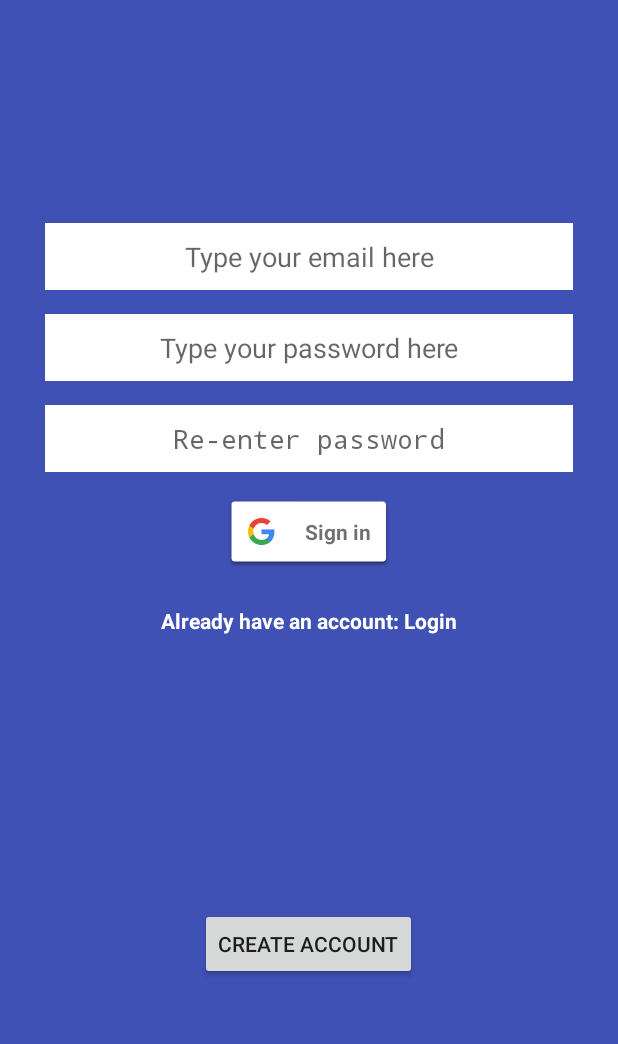
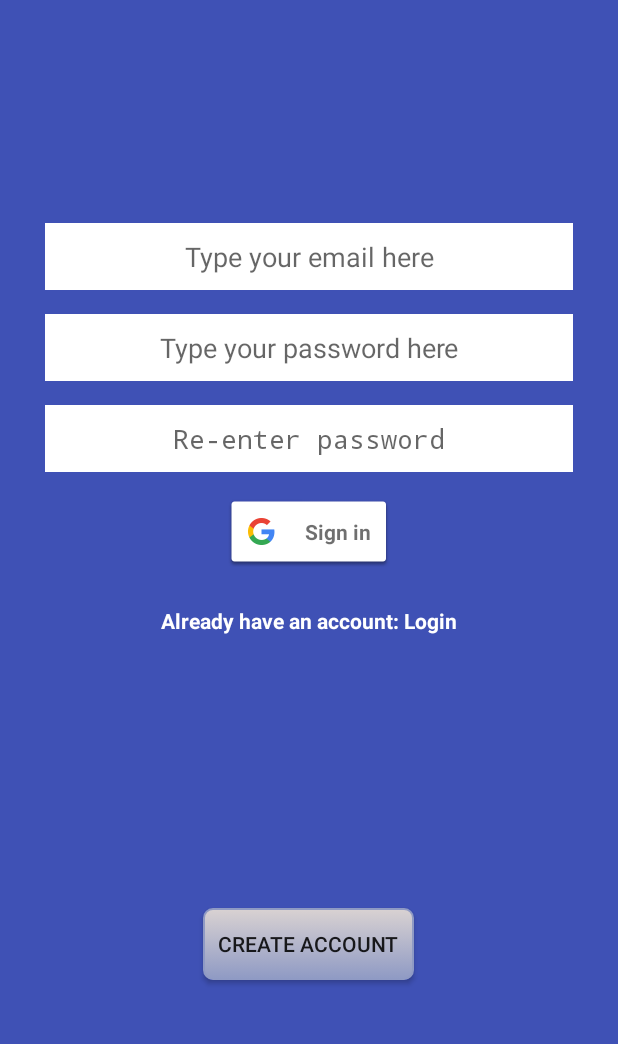
Before and after one commit to sam321pbs/Stuck, an Android app: the StuckSignUpActivity screen opened directly, with no data from a screen before it, on a phone screen of 412 x 824 dp, the part 181-1225 px from its top. Run offline under Robolectric (Android 15) with nearby library versions, the phone set to English and light mode, and no system bars; our stand-ins replace ButterKnife; libraries missing offline, so code that uses them is left out: com.firebase.client.

```diff
--- a/app/src/main/AndroidManifest.xml
+++ b/app/src/main/AndroidManifest.xml
@@ -24,7 +24,8 @@ The ACCESS_COARSE/FINE_LOCATION permissions are not required to use
             android:theme="@style/AppTheme">
         <activity
                 android:name=".activities.StuckMainListActivity"
-                android:screenOrientation="portrait">
+                android:screenOrientation="portrait"
+                android:launchMode="singleTop">
 
             <intent-filter>
                 <action android:name="android.intent.action.MAIN"/>
--- a/app/src/main/java/com/example/sammengistu/stuck/StuckConstants.java
+++ b/app/src/main/java/com/example/sammengistu/stuck/StuckConstants.java
@@ -31,6 +31,7 @@ public class StuckConstants {
     public static final String COLUMN_MOST_RECENT_POST = "most_recent";
     public static final String FALSE = "false";
     public static final String TRUE = "true";
+    public static final String USER_MADE_OFFLINE_POST = "User made offline post";
 
 
     public static String FIREBASE_URL = BuildConfig.UNIQUE_FIREBASE_ROOT_URL;
--- a/app/src/main/java/com/example/sammengistu/stuck/activities/StuckLoginActivity.java
+++ b/app/src/main/java/com/example/sammengistu/stuck/activities/StuckLoginActivity.java
@@ -161,7 +161,7 @@ public class StuckLoginActivity extends AppCompatActivity {
                         SharedPreferences.Editor editor = pref.edit();
                         //on the login store the login
                         editor.putString(StuckConstants.KEY_ENCODED_EMAIL,
-                            mEmailEditText.getText().toString());
+                            StuckSignUpActivity.encodeEmail(mEmailEditText.getText().toString()));
 
                         editor.putString(StuckConstants.PROVIDER,
                             StuckConstants.SHARED_PREFERENCE_PASSWORD);
--- a/app/src/main/java/com/example/sammengistu/stuck/activities/StuckSignUpActivity.java
+++ b/app/src/main/java/com/example/sammengistu/stuck/activities/StuckSignUpActivity.java
@@ -94,7 +94,7 @@ public class StuckSignUpActivity extends AppCompatActivity {
             .getSharedPreferences(StuckConstants.SHARED_PREFRENCE_USER, 0);
         SharedPreferences.Editor editor = pref.edit();
         //on the login store the login
-        editor.putString(StuckConstants.KEY_ENCODED_EMAIL, email);
+        editor.putString(StuckConstants.KEY_ENCODED_EMAIL, encodeEmail(email));
         editor.putString(StuckConstants.PROVIDER,
             StuckConstants.SHARED_PREFRENCE_PROVIDER_TYPE_PASSWORD);
         editor.apply();
--- /dev/null
+++ b/app/src/main/res/drawable/login_button.xml
@@ -0,0 +1,38 @@
+<?xml version="1.0" encoding="utf-8"?>
+<selector xmlns:android="http://schemas.android.com/apk/res/android">
+
+    <item android:state_pressed="true" >
+        <shape>
+            <solid
+                    android:color="@color/buttonStartCol" />
+            <stroke
+                    android:width="1dp"
+                    android:color="@color/buttonEndCol" />
+            <corners
+                    android:radius="6dp" />
+            <padding
+                    android:left="10dp"
+                    android:top="10dp"
+                    android:right="10dp"
+                    android:bottom="10dp" />
+        </shape>
+    </item>
+    <item>
+        <shape>
+            <gradient
+                    android:startColor="@color/buttonStartCol"
+                    android:endColor="@color/buttonEndCol"
+                    android:angle="270" />
+            <stroke
+                    android:width="1dp"
+                    android:color="@color/buttonEndCol" />
+            <corners
+                    android:radius="6dp" />
+            <padding
+                    android:left="10dp"
+                    android:top="10dp"
+                    android:right="10dp"
+                    android:bottom="10dp" />
+        </shape>
+    </item>
+</selector>
--- a/app/src/main/res/layout/activity_create_account.xml
+++ b/app/src/main/res/layout/activity_create_account.xml
@@ -41,6 +41,7 @@
     <Button android:id="@+id/create_account_button"
             android:layout_width="wrap_content"
             android:layout_height="wrap_content"
+            android:background="@drawable/login_button"
             android:layout_gravity="center_horizontal|bottom"
             android:layout_marginBottom="@dimen/login_sign_up_button_from_bottom"
             android:text="@string/create_account"/>
--- a/app/src/main/res/layout/activity_login.xml
+++ b/app/src/main/res/layout/activity_login.xml
@@ -53,6 +53,7 @@
 
     <Button
             android:id="@+id/login_button"
+            android:background="@drawable/login_button"
             android:layout_width="wrap_content"
             android:layout_height="wrap_content"
             android:layout_gravity="center_horizontal|bottom"
--- a/app/src/main/res/values/colors.xml
+++ b/app/src/main/res/values/colors.xml
@@ -6,4 +6,6 @@
     <color name="colorWhite">#ffffff</color>
     <color name="black">#000000</color>
     <color name="colorVoted">#64f46b</color>
+    <color name="buttonStartCol">#d9d2d2</color>
+    <color name="buttonEndCol">#8f9ac4</color>
 </resources>
```
Also changed, not shown: app/src/main/java/com/example/sammengistu/stuck/activities/StuckMainListActivity.java (+30 -12 lines), app/src/main/java/com/example/sammengistu/stuck/activities/StuckNewPostActivity.java (+16 -0 lines), app/src/main/java/com/example/sammengistu/stuck/adapters/MyPostsAdapter.java (+5 -4 lines), app/src/main/java/com/example/sammengistu/stuck/viewHolders/MyPostListADViewHolder.java (+21 -3 lines).
